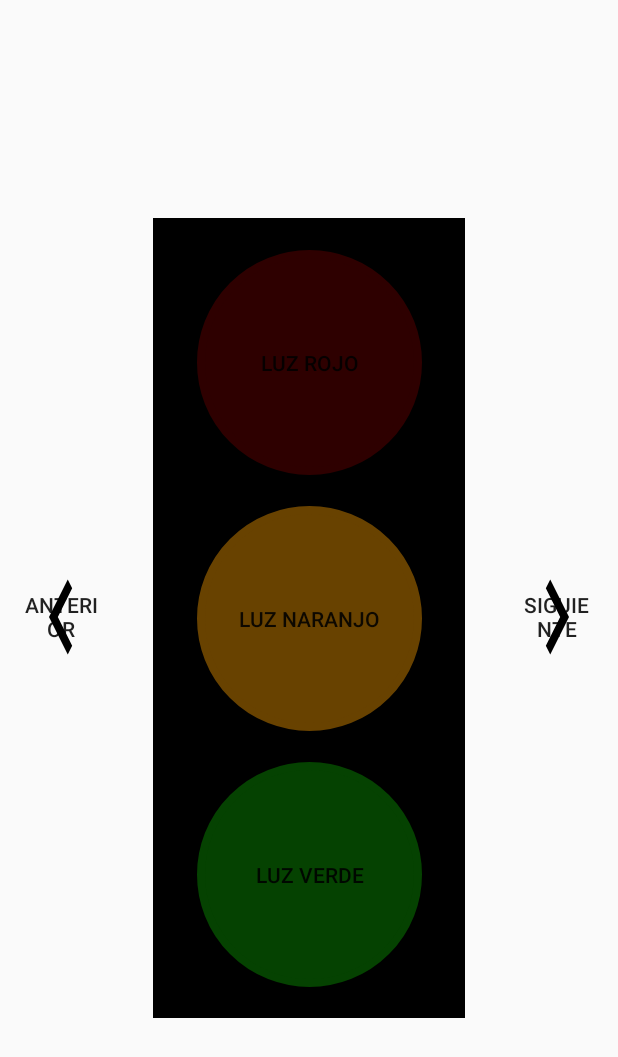
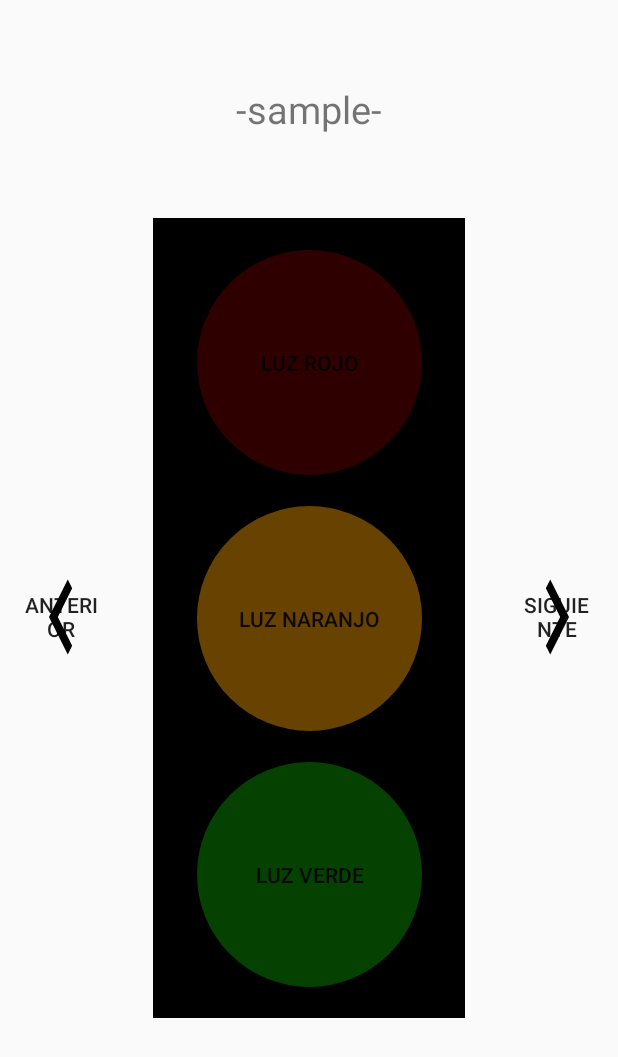
Before and after one commit to arthurwailer/Semaforo, an Android app: the layout activity_semaforo.xml on its own in the app's theme, with its tools: preview values and no code run, on a phone screen of 412 x 824 dp. Shown: the top 1057 px of the screen. Run offline under Robolectric (Android 15) with nearby library versions, the phone set to English and light mode, and no system bars.

Commit message:
Paso Parametros de Main a Semaforo

```diff
--- a/app/src/main/res/layout/activity_semaforo.xml
+++ b/app/src/main/res/layout/activity_semaforo.xml
@@ -82,4 +82,15 @@
         app:layout_constraintStart_toEndOf="@+id/view"
         app:layout_constraintTop_toTopOf="parent"
         app:layout_constraintVertical_bias="0.499" />
+
+    <TextView
+        android:id="@+id/nameContact"
+        android:layout_width="wrap_content"
+        android:layout_height="wrap_content"
+        android:text="@string/nameContact"
+        android:textSize="25dp"
+        app:layout_constraintBottom_toTopOf="@+id/view"
+        app:layout_constraintEnd_toEndOf="parent"
+        app:layout_constraintStart_toStartOf="parent"
+        app:layout_constraintTop_toTopOf="parent" />
 </androidx.constraintlayout.widget.ConstraintLayout>
--- a/app/src/main/res/values/strings.xml
+++ b/app/src/main/res/values/strings.xml
@@ -23,5 +23,6 @@
     <string name="prevVal">Anterior</string>
     <string name="nextVal">Siguiente</string>
     <string name="nextContact">Siguiente Contacto</string>
+    <string name="nameContact">-sample-</string>
 
 </resources>
```
Also changed, not shown: app/src/main/java/com/example/semaforo/MainActivity.kt (+8 -2 lines), app/src/main/java/com/example/semaforo/SemaforoActivity.kt (+15 -0 lines).
